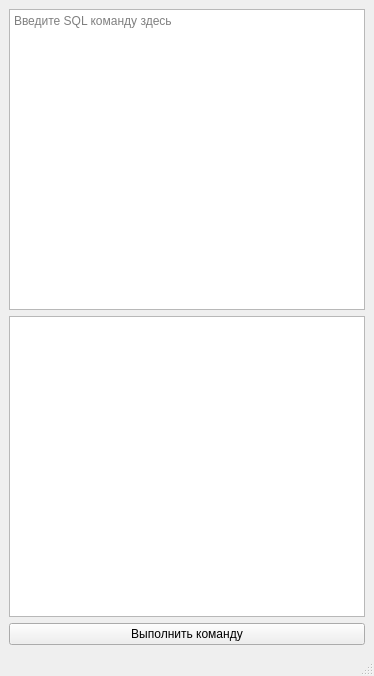
The window that SimpleSQliteReaderProject/UiExecuteSQL.ui (seTc1/SimpleSQLiteReader) describes before a commit, drawn with Qt 5.
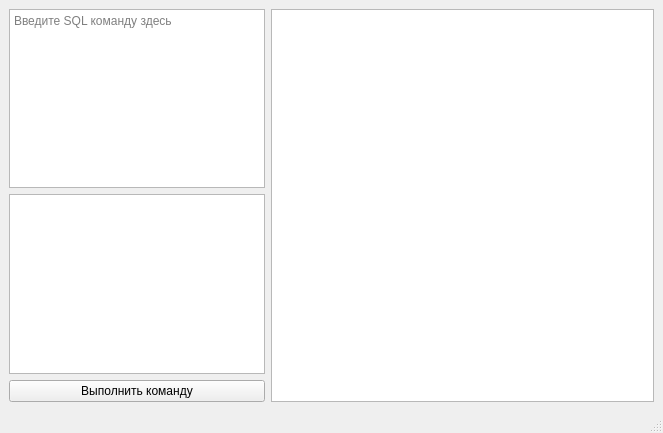
The same window after the commit.

```diff
--- a/SimpleSQliteReaderProject/UiExecuteSQL.ui
+++ b/SimpleSQliteReaderProject/UiExecuteSQL.ui
@@ -6,33 +6,66 @@
    <rect>
     <x>0</x>
     <y>0</y>
-    <width>374</width>
-    <height>676</height>
+    <width>663</width>
+    <height>433</height>
    </rect>
   </property>
   <property name="windowTitle">
    <string>Выполнить SQL</string>
   </property>
   <widget class="QWidget" name="centralwidget">
-   <layout class="QVBoxLayout" name="mainLayout">
+   <layout class="QHBoxLayout" name="mainLayout">
+    <item>
+     <layout class="QVBoxLayout" name="leftLayout">
     <item>
      <widget class="QTextEdit" name="textEdit_sql_query">
+        <property name="sizePolicy">
+         <sizepolicy hsizetype="Preferred" vsizetype="Expanding">
+          <horstretch>0</horstretch>
+          <verstretch>0</verstretch>
+         </sizepolicy>
+        </property>
       <property name="placeholderText">
        <string>Введите SQL команду здесь</string>
       </property>
      </widget>
     </item>
     <item>
-     <widget class="QPlainTextEdit" name="logs_data_output_text"/>
+       <widget class="QPlainTextEdit" name="logs_data_output_text">
+        <property name="sizePolicy">
+         <sizepolicy hsizetype="Preferred" vsizetype="Expanding">
+          <horstretch>0</horstretch>
+          <verstretch>0</verstretch>
+         </sizepolicy>
+        </property>
+       </widget>
     </item>
     <item>
      <widget class="QPushButton" name="btn_execute_query">
+        <property name="sizePolicy">
+         <sizepolicy hsizetype="Preferred" vsizetype="Fixed">
+          <horstretch>0</horstretch>
+          <verstretch>0</verstretch>
+         </sizepolicy>
+        </property>
       <property name="text">
        <string>Выполнить команду</string>
       </property>
      </widget>
     </item>
    </layout>
+    </item>
+    <item>
+     <widget class="QTableWidget" name="view_command_widget">
+      <property name="sizePolicy">
+       <sizepolicy hsizetype="MinimumExpanding" vsizetype="Expanding">
+        <horstretch>0</horstretch>
+        <verstretch>0</verstretch>
+       </sizepolicy>
+      </property>
+     </widget>
+    </item>
+   </layout>
   </widget>
   <widget class="QMenuBar" name="menubar">
    <property name="geometry">
```
Left out of the diff: 2 changed lines with no effect on the pictures. Lines whose indentation alone changed are shown as unchanged.
